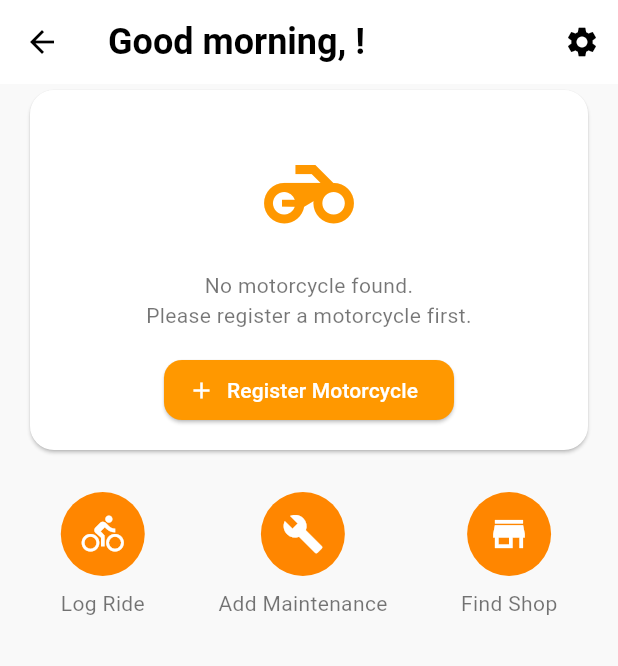
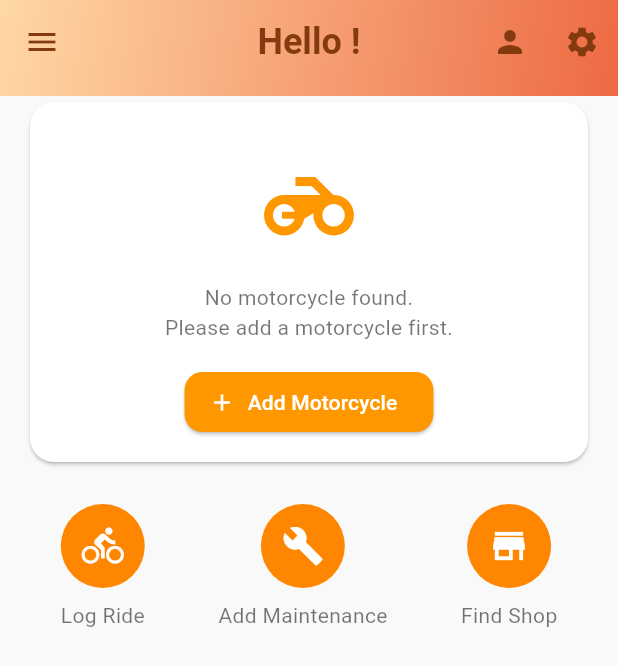
Before and after one commit to jrbb11/LangisMate, a Flutter app: the DashboardScreen screen opened directly, on a phone screen of 412 x 824 dp. Shown: the top 666 px of the screen. Run offline on Flutter 3.47's test engine with Material 3 defaults, Android fonts, the phone set to English and light mode, and no system bars; our stand-ins replace flutter_dotenv, fluttertoast, image_picker, shared_preferences, supabase_flutter; accounts and stored records are empty.

Commit message:
Configure dotenv asset, add Header widget, update main.dart and dashboard

```diff
--- a/lib/screens/dashboard_screen.dart
+++ b/lib/screens/dashboard_screen.dart
@@ -3,6 +3,8 @@
 import 'package:flutter/material.dart';
 import 'package:supabase_flutter/supabase_flutter.dart';
 import 'package:intl/intl.dart';
+import 'package:langis_mate/widgets/header.dart';
+
 
 class DashboardScreen extends StatelessWidget {
   const DashboardScreen({super.key});
@@ -52,27 +54,39 @@ class DashboardScreen extends StatelessWidget {
     final cardColor = theme.cardColor;
 
     return Scaffold(
-      appBar: AppBar(
-        elevation: 0,
-        title: FutureBuilder(
+  appBar: PreferredSize(
+    preferredSize: const Size.fromHeight(kToolbarHeight + 8),
+    child: FutureBuilder<Map<String, dynamic>?>(
       future: _fetchDashboardData(),
       builder: (context, snapshot) {
+        // Loading state
         if (snapshot.connectionState == ConnectionState.waiting) {
-              return Text('Loading...', style: textTheme.headlineSmall);
-            } else if (snapshot.hasError) {
-              return Text('Welcome!', style: textTheme.headlineSmall);
+          return const Header(
+            title: 'Loading...',
+            onMenuPressed: null,
+            onProfilePressed: null,
+            onSettingsPressed: null,
+          );
         }
-
-            final firstName = snapshot.data?['first_name'] ?? 'User';
-            return Text('Good morning, $firstName!', style: textTheme.headlineSmall);
+        // Error or no user
+        if (snapshot.hasError || snapshot.data == null) {
+          return const Header(
+            title: 'Welcome!',
+            onMenuPressed: null,
+            onProfilePressed: null,
+            onSettingsPressed: null,
+          );
+        }
+        // Got data
+        final firstName = snapshot.data!['first_name'] as String;
+        return Header(
+          title: 'Hello $firstName!',
+          onMenuPressed: () => Scaffold.of(context).openDrawer(),
+          onProfilePressed: () => Navigator.pushNamed(context, '/profile'),
+          onSettingsPressed: () => Navigator.pushNamed(context, '/settings'),
+        );
       },
     ),
-        actions: [
-          IconButton(
-            icon: const Icon(Icons.settings),
-            onPressed: () => Navigator.pushNamed(context, '/settings'),
-          ),
-        ],
   ),
   body: Padding(
         padding: const EdgeInsets.symmetric(horizontal: 16),
@@ -97,15 +111,15 @@ class DashboardScreen extends StatelessWidget {
                           const Icon(Icons.motorcycle, size: 72, color: Colors.orange),
                           const SizedBox(height: 16),
                           Text(
-                            'No motorcycle found.\nPlease register a motorcycle first.',
+                            'No motorcycle found.\nPlease add a motorcycle first.',
                             style: textTheme.bodyMedium,
                             textAlign: TextAlign.center,
                           ),
                           const SizedBox(height: 16),
                           ElevatedButton.icon(
-                            onPressed: () => Navigator.pushNamed(context, '/register-motorcycle'),
+                            onPressed: () => Navigator.pushNamed(context, '/add-motorcycle'),
                             icon: const Icon(Icons.add),
-                            label: const Text('Register Motorcycle'),
+                            label: const Text('Add Motorcycle'),
                             style: ElevatedButton.styleFrom(
                               backgroundColor: Colors.orange,
                               foregroundColor: Colors.white,
--- /dev/null
+++ b/lib/widgets/header.dart
@@ -0,0 +1,67 @@
+// lib/widgets/header.dart
+
+import 'package:flutter/material.dart';
+
+class Header extends StatelessWidget implements PreferredSizeWidget {
+  final String title;
+  final bool showBackButton;
+  final VoidCallback? onMenuPressed;
+  final VoidCallback? onProfilePressed;
+  final VoidCallback? onSettingsPressed;
+
+  const Header({
+    Key? key,
+    required this.title,
+    this.showBackButton = false,
+    this.onMenuPressed,
+    this.onProfilePressed,
+    this.onSettingsPressed,
+  }) : super(key: key);
+
+  @override
+  Widget build(BuildContext context) {
+    return AppBar(
+      elevation: 0,
+      flexibleSpace: Container(
+        decoration: const BoxDecoration(
+          gradient: LinearGradient(
+            colors: [Color(0xFFFFD8A6), Color(0xFFED6A43)],
+            begin: Alignment.topLeft,
+            end: Alignment.bottomRight,
+          ),
+        ),
+      ),
+      centerTitle: true,
+      title: Text(
+        title,
+        style: const TextStyle(
+          fontSize: 24,
+          fontWeight: FontWeight.bold,
+          color: Color(0xFF823A0E),
+        ),
+      ),
+      leading: showBackButton
+          ? IconButton(
+              icon: const Icon(Icons.arrow_back, color: Color(0xFF823A0E)),
+              onPressed: () => Navigator.of(context).pop(),
+            )
+          : IconButton(
+              icon: const Icon(Icons.menu, color: Color(0xFF823A0E)),
+              onPressed: onMenuPressed,
+            ),
+      actions: [
+        IconButton(
+          icon: const Icon(Icons.person, color: Color(0xFF823A0E)),
+          onPressed: onProfilePressed,
+        ),
+        IconButton(
+          icon: const Icon(Icons.settings, color: Color(0xFF823A0E)),
+          onPressed: onSettingsPressed,
+        ),
+      ],
+    );
+  }
+
+  @override
+  Size get preferredSize => const Size.fromHeight(kToolbarHeight + 8);
+}
--- a/pubspec.yaml
+++ b/pubspec.yaml
@@ -45,3 +45,4 @@ flutter:
     - assets/images/slide3_set_maintenance_reminders.png
     - assets/images/google_logo.png
     - assets/avatar_placeholder.png
+    - .env
```
Also changed, not shown: lib/main.dart (+17 -11 lines), lib/screens/add_motorcycle_screen.dart (added, +203 -0 lines). Lines whose indentation alone changed are shown as unchanged.
